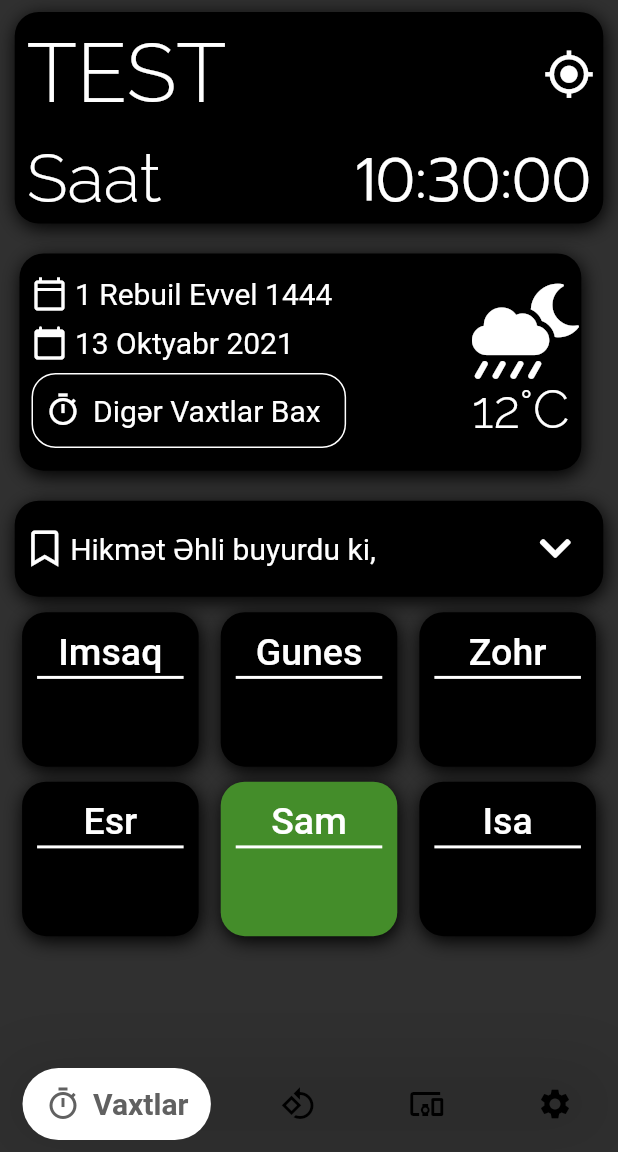
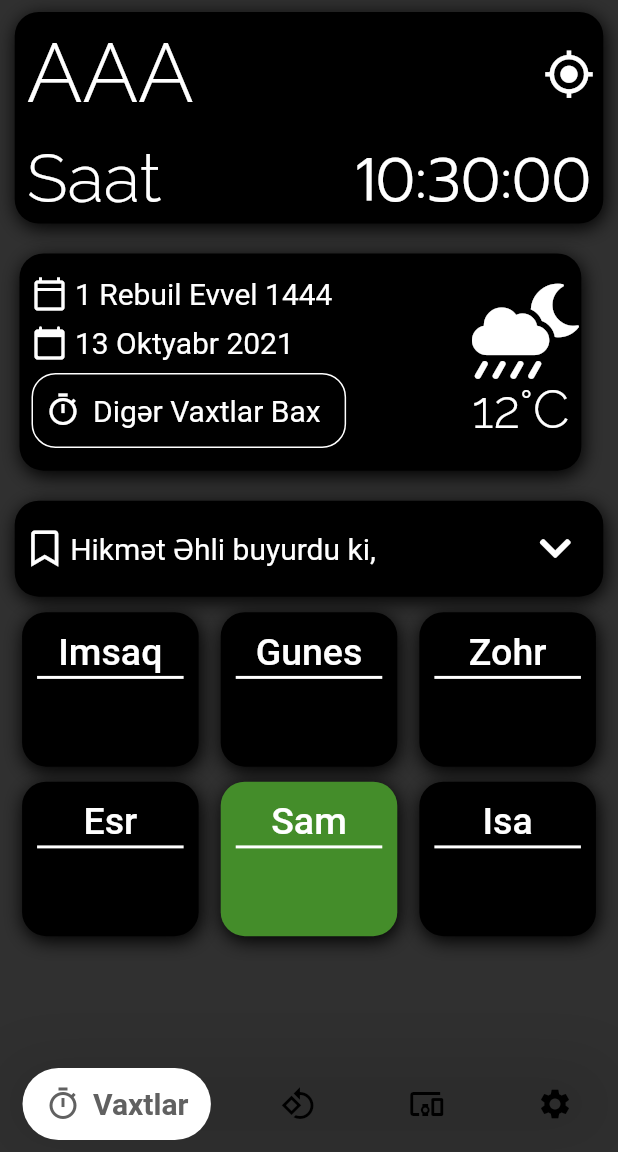
Before and after one commit to l00pss/PrayerTimeFlutter, a Flutter app: the screen it shows after launch, on a phone screen of 412 x 824 dp, the part 84-1236 px from its top. Run offline on Flutter 3.47's test engine with Material 2 defaults, Android fonts, the phone set to English and light mode, and no system bars; drawn by our look-alikes of flutter_zoom_drawer, google_nav_bar; our stand-ins replace flutter_bloc, flutter_compass, font_awesome_flutter, get, jiffy, permission_handler and 2 more; accounts and stored records are empty; Roboto replaces fonts that are missing (Prommpt); project files that could hold a hidden picture were left out.

Commit message:
CityList.dart updated

```diff
--- a/lib/dataAccess/repositories/CityListRepository.dart
+++ b/lib/dataAccess/repositories/CityListRepository.dart
@@ -3,7 +3,7 @@
 import 'package:prayertime/entities/CityListComponent.dart';
 
 abstract class CityListRepository{
-  Future<List> findAll();
+  Future<List<CityListComponent>> findAll();
   Future<void> save(int index_city,String name);
   Future<void> delete(int id);
   Future<void> update(int id,int indexOfCity,String nameOfCity);
--- a/lib/main.dart
+++ b/lib/main.dart
@@ -9,6 +9,7 @@ import 'package:prayertime/screens/base/DrawerLayout.dart';
 import 'package:get/get.dart';
 
 import 'core/utility/themes/ThemeFormat.dart';
+import 'dataAccess/checkData/CheckerCityList.dart';
 
 void main() {
   runApp(MyApp());
@@ -17,14 +18,14 @@ void main() {
 class MyApp extends StatelessWidget {
 
 Future<void> truncate() async{
-  //await CityListManager().truncate();
+  //await CityListDao().truncate();
   //await CheckerCityList().getDataFromApi();
   //await CheckerCityList().getAllComponent();
   //await CityController().getDecode(1425);
 }
   @override
   Widget build(BuildContext context) {
-   // truncate();
+    truncate();
     return MultiBlocProvider(
       providers: [
         BlocProvider(create: (context)=>CityComponentCubit(CityListDao()))
--- a/lib/screens/base/HomePage.dart
+++ b/lib/screens/base/HomePage.dart
@@ -1,22 +1,13 @@
 import 'package:flutter/material.dart';
-import 'package:prayertime/entities/CityListComponent.dart';
 import 'package:prayertime/widgets//cards/ExportCards.dart';
 
 class HomePage extends StatefulWidget {
-  static var listComponent = CityListComponent(id: 0, index_city: 1425, name: "Baku");
 
+  const HomePage({Key? key}) : super(key: key);
   @override
   _HomePageState createState() => _HomePageState();
 }
-
-
 class _HomePageState extends State<HomePage> {
-
-
-  @override
-  void initState() {
-    super.initState();
-  }
 
   @override
   Widget build(BuildContext context) {
--- a/lib/widgets/cards/CityCard.dart
+++ b/lib/widgets/cards/CityCard.dart
@@ -2,22 +2,28 @@ import 'package:flutter/material.dart';
 import 'package:flutter_bloc/flutter_bloc.dart';
 import 'package:intl/intl.dart';
 import 'package:prayertime/bloc_models/CityComponentCubit.dart';
-import 'package:prayertime/entities/CityListComponent.dart';
+import 'package:prayertime/bloc_models/work_states/CityCompState.dart';
 import 'package:prayertime/core/utility/themes/SnackBarUtility.dart';
 import 'package:prayertime/screens/other/CityList.dart';
 import 'package:timer_builder/timer_builder.dart';
+
+
+String getSystemTime() {
+  var now = new DateTime.now();
+  return new DateFormat("HH:mm:ss").format(now);
+}
 
 class CityCard extends StatefulWidget {
   @override
   _CityCardState createState() => _CityCardState();
 }
 
-String getSystemTime() {
-  var now = new DateTime.now();
-  return new DateFormat("HH:mm:ss").format(now);
-}
-
 class _CityCardState extends State<CityCard> {
+  var city;
+  @override
+  void initState() {
+    super.initState();
+  }
   @override
   Widget build(BuildContext context) {
     double screenWidth = MediaQuery.of(context).size.width;
@@ -39,9 +45,13 @@ class _CityCardState extends State<CityCard> {
                   Navigator.push(context,
                       MaterialPageRoute(builder: (context) => CityList()));
                 },
-                child: Text(
-                  "TEST",
-                  style: Theme.of(context).textTheme.headline1,
+                child: BlocBuilder<CityComponentCubit,CityCompState>(
+                  builder: (BuildContext context, state) {
+                    return Text(
+                      "AAA",
+                      style: Theme.of(context).textTheme.headline1,
+                    );
+                  },
                 ),
                 autofocus: true,
               ),
```
Also changed, not shown: lib/bloc_models/CityComponentCubit.dart (+15 -4 lines), lib/dataAccess/checkData/CheckerCityList.dart (+6 -5 lines), lib/dataAccess/repositories/CityListDao.dart (+12 -12 lines), lib/screens/other/CityList.dart (+25 -3 lines).
